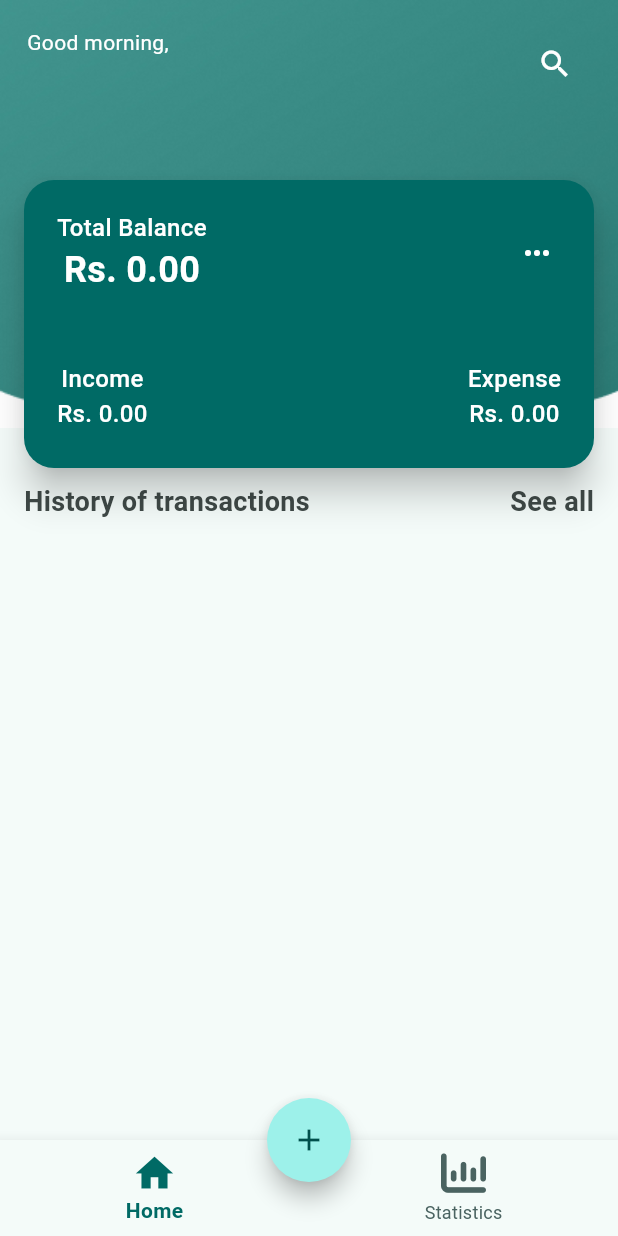
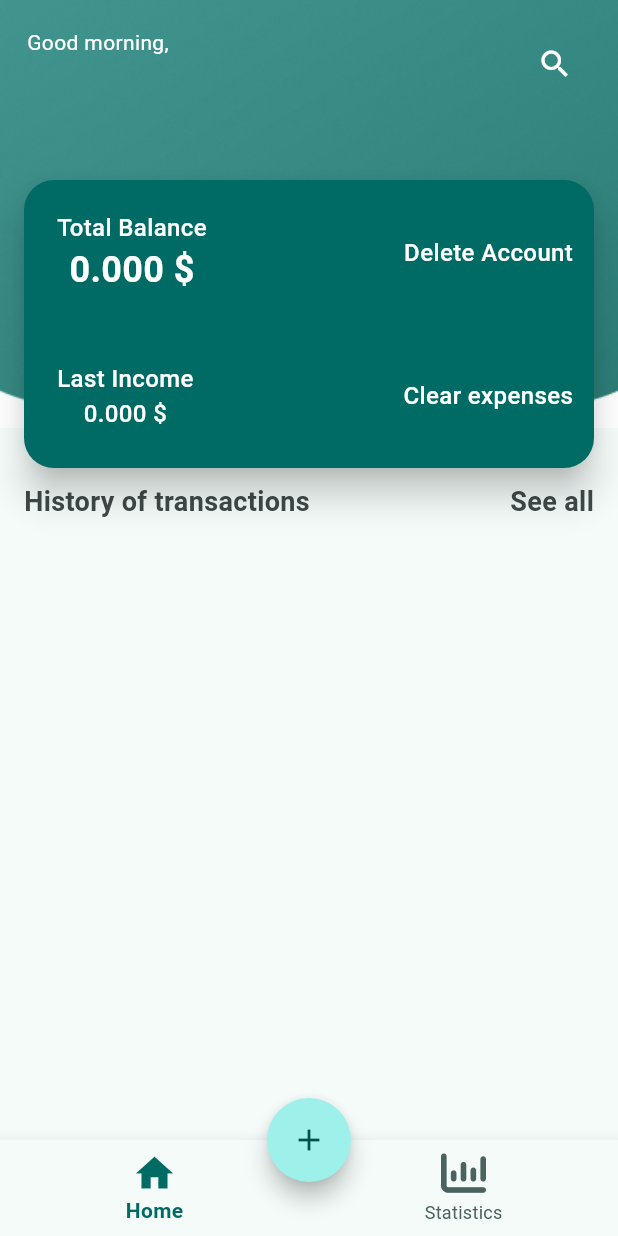
Before and after one commit to MoEhab74/expense_tracker, a Flutter app: the screen it shows once a user with an empty profile is signed in, on a phone screen of 412 x 824 dp. Run offline on Flutter 3.47's test engine with Material 3 defaults, Android fonts, the phone set to English and light mode, and no system bars; our stand-ins replace firebase_auth, firebase_core, flutter_bloc, flutter_native_splash, font_awesome_flutter, hive and 2 more; accounts and stored records are empty.

Commit message:
Handel Total Balance and Adding Delete Account option

```diff
--- a/lib/cubits/expenses_cubit/expenses_cubit.dart
+++ b/lib/cubits/expenses_cubit/expenses_cubit.dart
@@ -1,7 +1,5 @@
 import 'package:expense_tracker/cubits/expenses_cubit/expenses_states.dart';
 import 'package:expense_tracker/models/expense_model.dart';
-import 'package:expense_tracker/services/open_user_box.dart';
-import 'package:firebase_auth/firebase_auth.dart';
 import 'package:flutter_bloc/flutter_bloc.dart';
 import 'package:hive/hive.dart';
 
@@ -9,6 +7,7 @@ class ExpensesCubit extends Cubit<ExpensesState> {
   ExpensesCubit() : super(ExpensesInitial());
 
   List<Expense>? expenses;
+  double totalExpenses = 0;
   // final String _userEmail = FirebaseAuth.instance.currentUser!.email!;
 
   // Fetch all expenses method
@@ -28,7 +27,7 @@ class ExpensesCubit extends Cubit<ExpensesState> {
   void clearAllExpenses() {
     expenses?.clear();
     // Return an empty list of expenses
-    emit(ExpensesLoadedSuccessfully([]));
+    emit(ExpensesLoadedSuccessfully(expenses!));
   }
 
   // Search for an expense method
@@ -41,4 +40,30 @@ class ExpensesCubit extends Cubit<ExpensesState> {
     });
     emit(ExpensesLoadedSuccessfully(filteredExpenses.toList()));
   }
+
+  // Filter expenses by category
+  void filterExpensesByCategory(String category) {
+    if (expenses == null) return;
+    final filteredExpenses = expenses!.where((expense) {
+      return expense.category.toLowerCase() == category.toLowerCase();
+    });
+    emit(ExpensesLoadedSuccessfully(filteredExpenses.toList()));
+  }
+
+  // Get the total expenses
+  double getTotalExpenses() {
+    if (expenses == null) return 0;
+    totalExpenses = expenses!.fold(
+      0,
+      (total, expense) => total + expense.amount,
+    );
+    return totalExpenses;
+  }
+
+  // Get the last expense amount
+
+  double getLastExpenseAmount() {
+    if (expenses == null || expenses!.isEmpty) return 0;
+    return expenses!.last.amount;
+  }
 }
--- a/lib/widgets/balance_card.dart
+++ b/lib/widgets/balance_card.dart
@@ -1,13 +1,17 @@
+import 'package:expense_tracker/cubits/expenses_cubit/expenses_cubit.dart';
+import 'package:expense_tracker/cubits/expenses_cubit/expenses_states.dart';
 import 'package:expense_tracker/widgets/home_card_info.dart';
+import 'package:firebase_auth/firebase_auth.dart';
 import 'package:flutter/material.dart';
+import 'package:flutter_bloc/flutter_bloc.dart';
 
 class BalanceCard extends StatelessWidget {
-  const BalanceCard({
-    super.key,
-  });
+  const BalanceCard({super.key});
 
   @override
   Widget build(BuildContext context) {
+    return BlocBuilder<ExpensesCubit, ExpensesState>(
+      builder: (context, state) {
         return Card(
           elevation: 10,
           shape: RoundedRectangleBorder(
@@ -26,15 +30,21 @@ class BalanceCard extends StatelessWidget {
                   children: [
                     HomeCardInfo(
                       balanceText: 'Total Balance',
-                  balanceAmount: 'Rs. 0.00',
+                      balanceAmount:
+                          '${context.read<ExpensesCubit>().getTotalExpenses().toStringAsFixed(3)} \$',
                     ),
-                IconButton(
-                  onPressed: () {},
-                  icon: Icon(
-                    Icons.more_horiz,
-                    color: Theme.of(
-                      context,
-                    ).colorScheme.onPrimary,
+                    GestureDetector(
+                      onTap: () {
+                        // Delete account action
+                        deleteUserAccountDialog(context);
+                      },
+                      child: Text(
+                        'Delete Account',
+                        style: TextStyle(
+                          color: Theme.of(context).colorScheme.onPrimary,
+                          fontWeight: FontWeight.w500,
+                          fontSize: 16,
+                        ),
                       ),
                     ),
                   ],
@@ -42,29 +52,34 @@ class BalanceCard extends StatelessWidget {
               ),
               SizedBox(height: 16),
               Padding(
-            padding: const EdgeInsets.symmetric(
-              horizontal: 14,
-            ),
+                padding: const EdgeInsets.symmetric(horizontal: 14),
                 child: Row(
                   mainAxisAlignment: MainAxisAlignment.spaceBetween,
                   children: [
                     HomeCardInfo(
-                  balanceText: 'Income',
-                  balanceAmount: 'Rs. 0.00',
+                      balanceText: 'Last Income',
+                      balanceAmount:
+                          '${context.read<ExpensesCubit>().getLastExpenseAmount().toStringAsFixed(3)} \$',
                       incomeIxpenseColor: Theme.of(
                         context,
                       ).colorScheme.onPrimary,
                       amountWeight: FontWeight.w500,
                       amountSize: 16,
                     ),
-                HomeCardInfo(
-                  balanceText: 'Expense',
-                  balanceAmount: 'Rs. 0.00',
-                  incomeIxpenseColor: Theme.of(
-                    context,
-                  ).colorScheme.onPrimary,
-                  amountWeight: FontWeight.w500,
-                  amountSize: 16,
+                    GestureDetector(
+                      onTap: () {
+                        // Clear expenses action
+                        context.read<ExpensesCubit>().clearAllExpenses();
+                        // context.read<ExpensesCubit>().fetchAllExpenses();
+                      },
+                      child: Text(
+                        'Clear expenses',
+                        style: TextStyle(
+                          color: Theme.of(context).colorScheme.onPrimary,
+                          fontWeight: FontWeight.w500,
+                          fontSize: 16,
+                        ),
+                      ),
                     ),
                   ],
                 ),
@@ -72,5 +87,35 @@ class BalanceCard extends StatelessWidget {
             ],
           ),
         );
+      },
+    );
+  }
+
+  void deleteUserAccountDialog(BuildContext context) {
+    showDialog(
+      context: context,
+      builder: (context) {
+        return AlertDialog(
+          title: Text('Delete Account'),
+          content: Text('Are you sure you want to delete your account?'),
+          actions: [
+            TextButton(
+              onPressed: () {
+                // Handle account deletion
+                FirebaseAuth.instance.currentUser!.delete();
+                Navigator.of(context).pop();
+              },
+              child: Text('Delete'),
+            ),
+            TextButton(
+              onPressed: () {
+                Navigator.of(context).pop();
+              },
+              child: Text('Cancel'),
+            ),
+          ],
+        );
+      },
+    );
   }
 }
--- a/lib/widgets/home_view_stack.dart
+++ b/lib/widgets/home_view_stack.dart
@@ -17,8 +17,6 @@ class HomeViewStack extends StatefulWidget {
 
 class _HomeViewStackState extends State<HomeViewStack> {
   final TextEditingController _searchController = TextEditingController();
-
-
 
   @override
   Widget build(BuildContext context) {
@@ -99,7 +97,6 @@ class _HomeViewStackState extends State<HomeViewStack> {
                         ),
                       ),
                     );
-
                   },
                 ),
               ],
@@ -110,7 +107,11 @@ class _HomeViewStackState extends State<HomeViewStack> {
           top: 116,
           left: 12,
           right: 12,
-          child: SizedBox(width: 300, height: 200, child: BalanceCard()),
+          child: SizedBox(
+            width: 300,
+            height: 200,
+            child: BalanceCard(),
+          ), // Rebuild BalanceCard according to the total expenses
         ),
       ],
     );
@@ -136,27 +137,15 @@ class SearchField extends StatelessWidget {
       decoration: InputDecoration(
         hintText: 'Search...',
         enabledBorder: OutlineInputBorder(
-          borderSide: BorderSide(
-            color: Theme.of(
-              context,
-            ).colorScheme.primary,
-          ),
+          borderSide: BorderSide(color: Theme.of(context).colorScheme.primary),
           borderRadius: BorderRadius.circular(20),
         ),
         focusedBorder: OutlineInputBorder(
-          borderSide: BorderSide(
-            color: Theme.of(
-              context,
-            ).colorScheme.primary,
-          ),
+          borderSide: BorderSide(color: Theme.of(context).colorScheme.primary),
           borderRadius: BorderRadius.circular(20),
         ),
         focusedErrorBorder: OutlineInputBorder(
-          borderSide: BorderSide(
-            color: Theme.of(
-              context,
-            ).colorScheme.error,
-          ),
+          borderSide: BorderSide(color: Theme.of(context).colorScheme.error),
           borderRadius: BorderRadius.circular(20),
         ),
         border: const OutlineInputBorder(),
```
Lines whose indentation alone changed are shown as unchanged.
